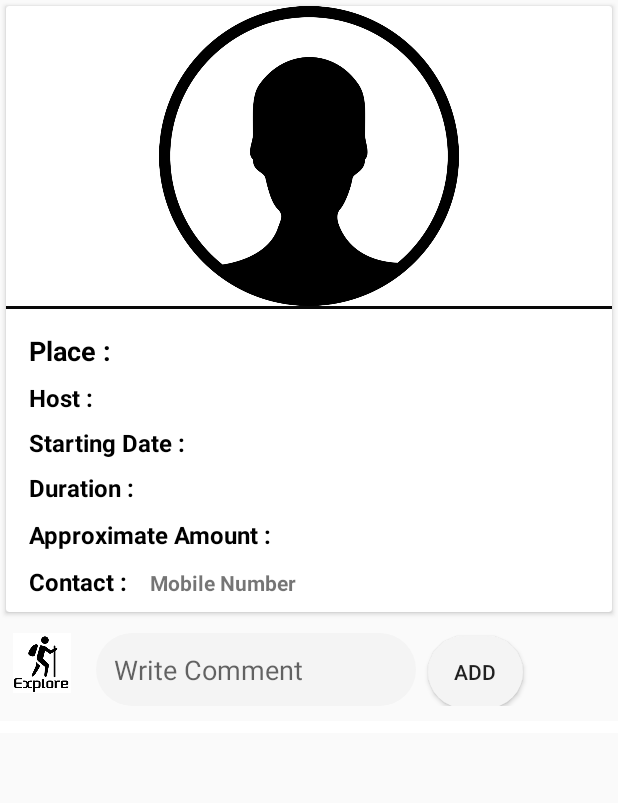
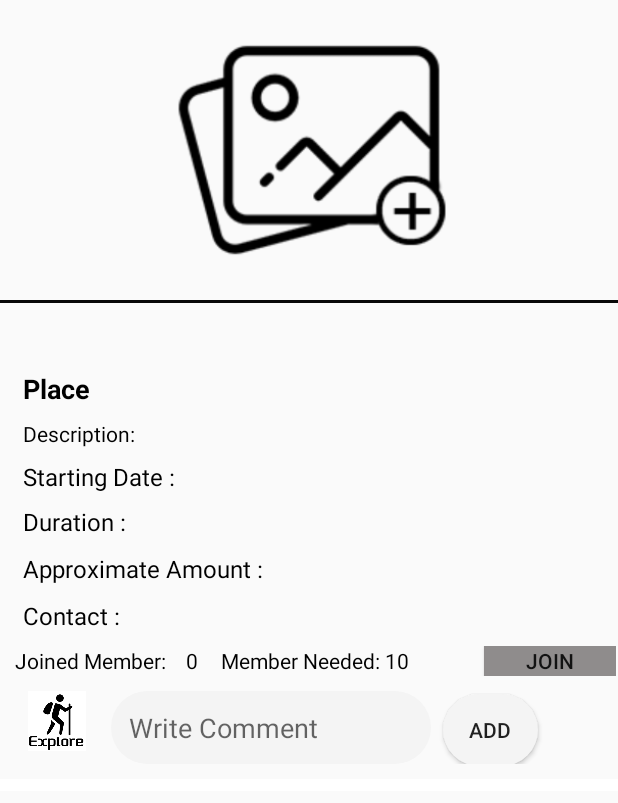
Before and after one commit to mehedihasanriyad-045/Explore, an Android app: the layout activity_event_details.xml on its own in the app's theme, with its tools: preview values and no code run, on a phone screen of 412 x 824 dp. Shown: the top 803 px of the screen. Run offline under Robolectric (Android 15) with nearby library versions, the phone set to English and light mode, and no system bars.

Commit message:
User can join event and see who joined.

```diff
--- a/app/src/main/AndroidManifest.xml
+++ b/app/src/main/AndroidManifest.xml
@@ -18,7 +18,8 @@
         android:roundIcon="@mipmap/ic_launcher_round"
         android:supportsRtl="true"
         android:theme="@style/AppTheme">
-        <activity android:name=".EventDetails"></activity>
+        <activity android:name=".WhoJoined"></activity>
+        <activity android:name=".EventDetails" />
         <activity android:name=".PlacesName" />
         <activity android:name=".EditPost" />
         <activity android:name=".UserReviewDetails" />
@@ -39,7 +40,6 @@
         <activity android:name=".Menu" />
         <activity android:name=".Dhaka" />
         <activity android:name=".ContactList" />
-
         <activity android:name=".MainActivity">
             <intent-filter>
                 <action android:name="android.intent.action.MAIN" />
--- a/app/src/main/java/com/example/myapplication/NewsFeed.java
+++ b/app/src/main/java/com/example/myapplication/NewsFeed.java
@@ -73,6 +73,9 @@ public class NewsFeed extends AppCompatActivity implements  View.OnTouchListener
                         String imagename = eventlist.get(position).getImageName();
                         String phnNum = eventlist.get(position).getDesc();
                         String key = eventlist.get(position).getKey();
+                        String member = eventlist.get(position).getMember();
+                        String shortDesc = eventlist.get(position).getShortDesc();
+                        String need = eventlist.get(position).getNeeded();
 
 
                         Intent intent = new Intent(getApplicationContext(), EventDetails.class);
@@ -85,6 +88,9 @@ public class NewsFeed extends AppCompatActivity implements  View.OnTouchListener
                         intent.putExtra("ImageName", imagename);
                         intent.putExtra("PhoneNumber", phnNum);
                         intent.putExtra("key",key);
+                        intent.putExtra("member",member);
+                        intent.putExtra("short",shortDesc);
+                        intent.putExtra("need",need);
 
                         startActivity(intent);
                     }
--- a/app/src/main/res/layout/activity_event_details.xml
+++ b/app/src/main/res/layout/activity_event_details.xml
@@ -14,18 +14,7 @@
             android:layout_height="wrap_content"
             android:orientation="vertical">
 
-            <androidx.cardview.widget.CardView
-                android:layout_width="match_parent"
-                android:layout_height="wrap_content"
-                xmlns:card_view="http://schemas.android.com/tools"
-                android:layout_margin="4dp"
-                android:id="@+id/cardView"
-                card_view:cardCornerRadius="6dp"
-                card_view:contentPadding="25dp"
-                card_view:cardBackgroundColor="#585151"
-                card_view:cardElevation="6dp"
-                card_view:cardMaxElevation="10dp"
-                android:foreground="?android:attr/selectableItemBackground">
+
 
                 <LinearLayout
                     android:layout_width="match_parent"
@@ -39,7 +28,7 @@
                         android:layout_width="match_parent"
                         android:layout_height="200dp"
                         android:scaleType="fitCenter"
-                        android:src="@drawable/profile"
+                        android:src="@drawable/addphoto"
                         android:adjustViewBounds="true"
                         android:layout_gravity="center"
                         android:layout_centerHorizontal="true"/>
@@ -49,47 +38,47 @@
                         android:layout_height="2dp"
                         android:background="#080808"
                         android:isScrollContainer="false"/>
+
+                    <TextView
+                        android:id="@+id/detCardHostName"
+                        android:layout_width="match_parent"
+                        android:layout_height="wrap_content"
+                        android:paddingTop="15sp"
+                        android:paddingBottom="10sp"
+                        android:textAppearance="@style/TextAppearance.AppCompat.Body1"
+                        android:textColor="#000000"
+                        android:textSize="14sp"
+                        android:textStyle="normal"
+                        android:layout_marginLeft="15dp"/>
+
                     <TextView
                         android:id="@+id/detCardPlaceName"
                         android:layout_width="match_parent"
                         android:layout_height="wrap_content"
-                        android:text="Place : "
+                        android:text="Place"
                         android:textSize="18sp"
                         android:textColor="#000000"
                         android:paddingLeft="15sp"
                         android:paddingRight="15sp"
-                        android:paddingTop="15sp"
+
                         android:paddingBottom="8sp"
                         android:textStyle="bold"/>
 
-                    <LinearLayout
+                    <TextView
+                        android:id="@+id/shortDesc"
                         android:layout_width="match_parent"
                         android:layout_height="wrap_content"
-                        android:layout_marginBottom="3dp">
+                        android:text="Description: "
+                        android:textSize="14sp"
+                        android:textColor="#000000"
+                        android:paddingLeft="15sp"
+                        android:paddingRight="15sp"
+                        android:paddingBottom="8sp"
+                        android:textStyle="normal"/>
 
-                        <TextView
-                            android:id="@+id/detEventOwner"
-                            android:layout_width="wrap_content"
-                            android:layout_height="match_parent"
-                            android:paddingLeft="15sp"
-                            android:paddingRight="10sp"
-                            android:paddingBottom="8sp"
-                            android:text="Host : "
-                            android:textAppearance="@style/TextAppearance.AppCompat.Body1"
-                            android:textColor="#000000"
-                            android:textSize="16sp"
-                            android:textStyle="bold" />
 
-                        <TextView
-                            android:id="@+id/detCardHostName"
-                            android:layout_width="139dp"
-                            android:layout_height="wrap_content"
-                            android:paddingBottom="10sp"
-                            android:textAppearance="@style/TextAppearance.AppCompat.Body1"
-                            android:textColor="#000000"
-                            android:textSize="12sp"
-                            android:textStyle="bold" />
-                    </LinearLayout>
+
+
 
                     <LinearLayout
                         android:layout_width="match_parent"
@@ -111,7 +100,7 @@
                             android:text="Starting Date : "
                             android:textColor="#000000"
                             android:textSize="16sp"
-                            android:textStyle="bold" />
+                            android:textStyle="normal" />
                         <TextView
                             android:id="@+id/detCardStartingDate"
                             android:layout_width="match_parent"
@@ -137,7 +126,7 @@
                             android:text="Duration :"
                             android:textColor="#000000"
                             android:textSize="16sp"
-                            android:textStyle="bold" />
+                            android:textStyle="normal" />
 
                         <TextView
                             android:id="@+id/detCardDuration"
@@ -162,7 +151,7 @@
                             android:text="Approximate Amount : "
                             android:textColor="#000000"
                             android:textSize="16sp"
-                            android:textStyle="bold" />
+                            android:textStyle="normal" />
 
                         <TextView
                             android:id="@+id/detCardTourCost"
@@ -198,27 +187,73 @@
                                 android:text="Contact :"
                                 android:textColor="#000000"
                                 android:textSize="16sp"
-                                android:textStyle="bold" />
+                                android:textStyle="normal" />
 
                             <TextView
                                 android:id="@+id/detContactNum"
                                 android:layout_width="match_parent"
                                 android:layout_height="wrap_content"
                                 android:layout_weight="1"
-                                android:text="Mobile Number"
-                                android:textStyle="bold" />
+
+                                android:textStyle="normal"
+                                android:textColor="#000000"/>
+
+                        </LinearLayout>
+
+
+                        <LinearLayout
+                            android:layout_width="wrap_content"
+                            android:layout_height="wrap_content"
+                            android:gravity="center"
+                            android:orientation="horizontal">
+
+
+                            <TextView
+                                android:layout_width="wrap_content"
+                                android:layout_height="wrap_content"
+                                android:text="Joined Member: "
+                                android:textColor="#000000"
+                                android:layout_marginLeft="10dp"
+                                android:textStyle="normal"/>
+                            <TextView
+                                android:layout_width="wrap_content"
+                                android:layout_height="wrap_content"
+                                android:text="0"
+                                android:textColor="#000000"
+                                android:layout_marginLeft="10dp"
+                                android:textStyle="normal"
+                                android:id="@+id/joined"/>
+
+                            <TextView
+                                android:layout_width="match_parent"
+                                android:layout_height="wrap_content"
+                                android:id="@+id/needMem"
+                                android:text="Member Needed: 10"
+                                android:textColor="#000000"
+                                android:gravity="center"
+                                android:layout_marginLeft="15dp"/>
+
+                            <Button
+                                android:layout_width="match_parent"
+                                android:layout_height="20dp"
+                                android:text="join"
+                                android:background="#8F8C8C"
+                                android:id="@+id/join"
+                                android:layout_marginLeft="50dp"/>
+
                         </LinearLayout>
                     </LinearLayout>
 
                 </LinearLayout>
 
-            </androidx.cardview.widget.CardView>
+
 
             <LinearLayout
                 android:layout_width="match_parent"
                 android:layout_height="match_parent"
                 android:layout_marginBottom="10dp"
-                android:layout_marginTop="10dp">
+                android:layout_marginTop="10dp"
+                android:layout_margin="10dp">
 
                 <ImageView
                     android:id="@+id/event_detail_user_img"
```
Also changed, not shown: app/src/main/java/com/example/myapplication/AddPost.java (+10 -11 lines), app/src/main/java/com/example/myapplication/EventDetails.java (+132 -7 lines), app/src/main/java/com/example/myapplication/EventImage.java (+31 -2 lines), app/src/main/java/com/example/myapplication/Join.java (added, +30 -0 lines), app/src/main/java/com/example/myapplication/WhoJoined.java (added, +79 -0 lines), app/src/main/java/com/example/myapplication/whoijoinedAdapter.java (added, +44 -0 lines), app/src/main/res/drawable/add_circle.xml (added, +9 -0 lines), app/src/main/res/layout/activity_add_post.xml (+14 -5 lines), app/src/main/res/layout/activity_who_joined.xml (added, +45 -0 lines), app/src/main/res/menu/event_details_menu.xml (added, +10 -0 lines), app/src/main/res/menu/join_not_creator.xml (added, +8 -0 lines).
